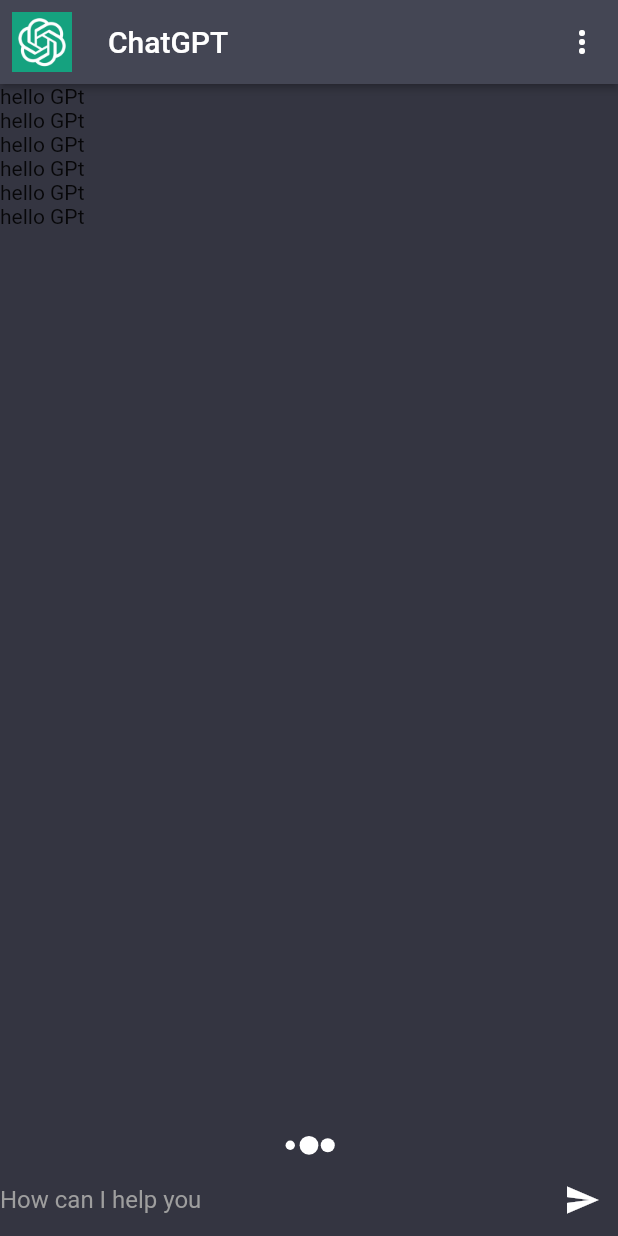
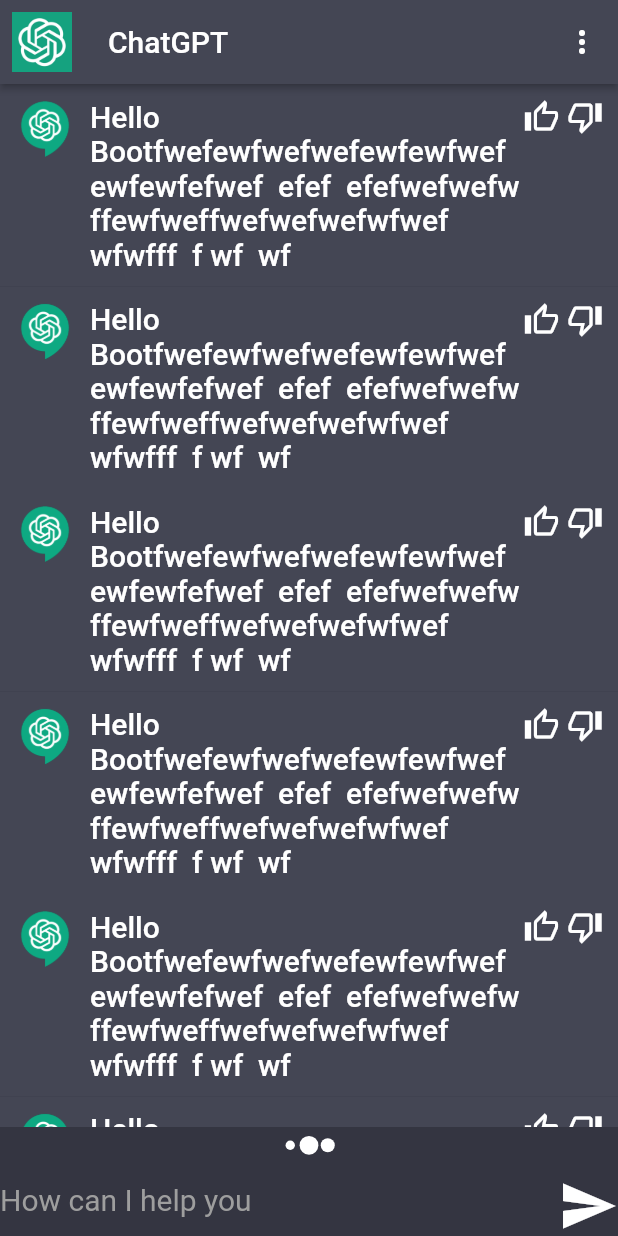
Before and after one commit to JosephAlzieb/Chat_GPT_APP, a Flutter app: the screen it shows after launch, on a phone screen of 412 x 824 dp. Run offline on Flutter 3.47's test engine with Material 2 defaults, Android fonts, the phone set to English and light mode, and no system bars; drawn by our look-alikes of animated_text_kit; our stand-ins replace flutter_spinkit.

Commit message:
add chat widget to chat screen

```diff
--- a/lib/screens/chat_screen.dart
+++ b/lib/screens/chat_screen.dart
@@ -1,4 +1,6 @@
+import 'package:chat_gpt/constants/constants.dart';
 import 'package:chat_gpt/services/assets_manager.dart';
+import 'package:chat_gpt/widgets/chat_widget.dart';
 import 'package:flutter/material.dart';
 import 'package:flutter_spinkit/flutter_spinkit.dart';
 
@@ -40,8 +42,7 @@ class _ChatScreenState extends State<ChatScreen> {
           title: const Text("ChatGPT"),
           actions: [
             IconButton(
-              onPressed: () async {
-              },
+              onPressed: () async {},
               icon: const Icon(Icons.more_vert_rounded, color: Colors.white),
             ),
           ],
@@ -53,7 +54,12 @@ class _ChatScreenState extends State<ChatScreen> {
                 child: ListView.builder(
                   itemCount: 6,
                   itemBuilder: (ctx, index) {
-                    return const Text("hello GPt");
+                    return const ChatCard(
+                        msg: "Hello Boot"
+                            "fwefewfwefwefewfewfwef ewfewfef"
+                            "wef  efef  efefwefwefwffewfweff"
+                            "wefwefwefwfwef wfwfff  f wf  wf",
+                        chatIndex: 1);
                   },
                 ),
               ),
@@ -68,12 +74,13 @@ class _ChatScreenState extends State<ChatScreen> {
                   Expanded(
                     child: TextField(
                       focusNode: focusNode,
-                      style: const TextStyle(color: Colors.white),
+                      style: const TextStyle(color: Colors.white, fontSize: 20),
                       controller: textEditingController,
                       onSubmitted: (value) {},
                       decoration: const InputDecoration.collapsed(
                           hintText: "How can I help you",
-                          hintStyle: TextStyle(color: Colors.grey)),
+                          hintStyle:
+                              TextStyle(color: Colors.grey, fontSize: 20)),
                     ),
                   ),
                   IconButton(
@@ -81,6 +88,7 @@ class _ChatScreenState extends State<ChatScreen> {
                       icon: const Icon(
                         Icons.send,
                         color: Colors.white,
+                        size: 40,
                       ))
                 ],
               )
```
